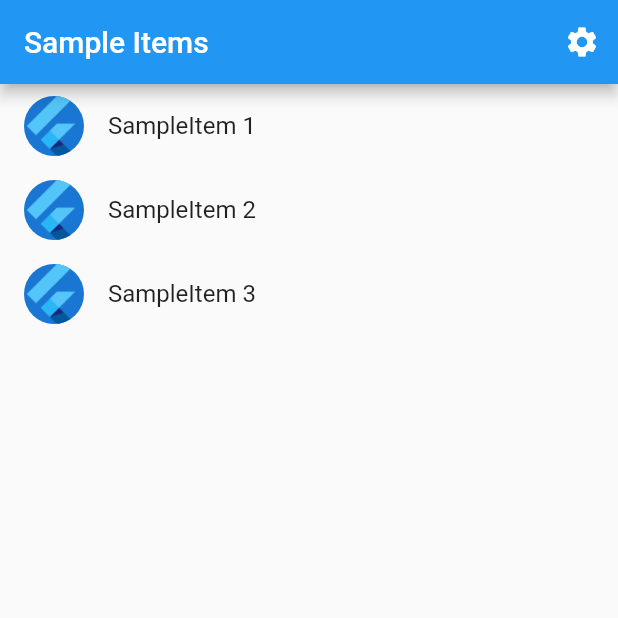
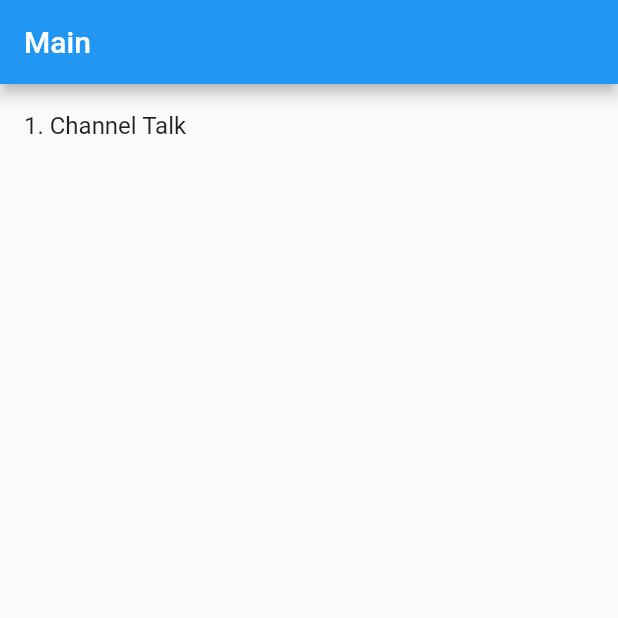
Before and after one commit to ChabotMobility/chabot-boilerplate-flutter, a Flutter app: the screen it shows after launch, on a phone screen of 412 x 824 dp, the top half of it. Run offline on Flutter 3.47's test engine with Material 2 defaults, Android fonts, the light colour scheme and no system bars; generated files the repository leaves out were written again.

Commit message:
channel_talk_flutter

```diff
--- a/lib/src/app.dart
+++ b/lib/src/app.dart
@@ -2,6 +2,7 @@
 import 'package:flutter_gen/gen_l10n/app_localizations.dart';
 import 'package:flutter_localizations/flutter_localizations.dart';
 
+import 'page/main/main_page.dart';
 import 'sample_feature/sample_item_details_view.dart';
 import 'sample_feature/sample_item_list_view.dart';
 import 'settings/settings_controller.dart';
@@ -73,7 +74,7 @@
                     return const SampleItemDetailsView();
                   case SampleItemListView.routeName:
                   default:
-                    return const SampleItemListView();
+                    return const MainView();
                 }
               },
             );
--- /dev/null
+++ b/lib/src/page/main/main_page.dart
@@ -0,0 +1,37 @@
+import 'package:channel_talk_flutter/channel_talk_flutter.dart';
+import 'package:flutter/material.dart';
+
+class MainView extends StatelessWidget {
+  const MainView({
+    Key? key,
+  }) : super(key: key);
+
+  static const routeName = '/';
+
+  @override
+  Widget build(BuildContext context) {
+    return Scaffold(
+      appBar: AppBar(
+        title: const Text('Main'),
+      ),
+      body: ListView(
+        children: [
+          ListTile(
+            title: Text('1. Channel Talk'),
+            onTap: () async {
+              await ChannelTalk.boot(
+                pluginKey: 'dd82c5cc-12dc-403a-9368-21e04d44382b',
+                memberId: 'test', //B2C 고객 계정ID
+                memberHash: 'memberHash',
+                trackDefaultEvent: false,
+                hidePopup: false,
+                language: 'korean',
+              );
+              await ChannelTalk.openChat();
+            },
+          )
+        ],
+      )
+    );
+  }
+}
--- a/pubspec.yaml
+++ b/pubspec.yaml
@@ -15,6 +15,9 @@
   flutter_localizations:
     sdk: flutter
 
+  channel_talk_flutter:
+    path: channel_talk_flutter
+
 dev_dependencies:
   flutter_test:
     sdk: flutter
```
Also changed, not shown: pubspec.lock, 3 other files.
